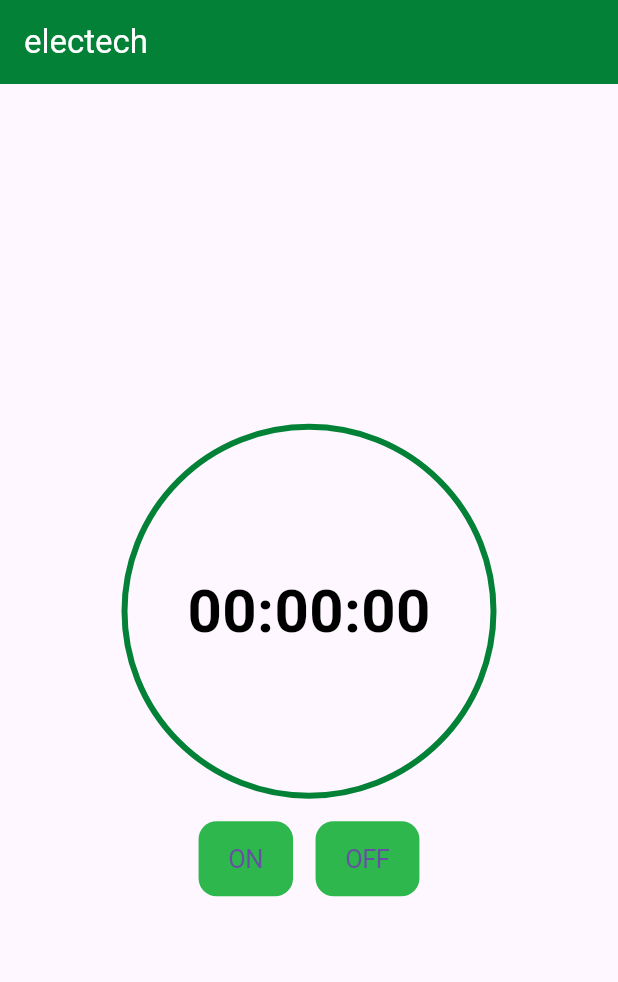
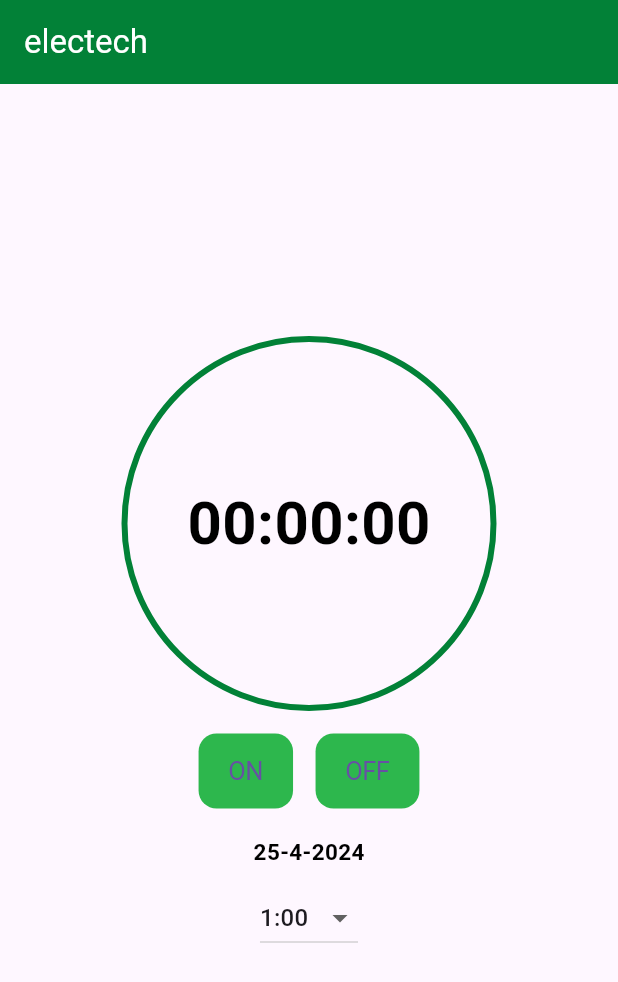
Before and after one commit to reyankhan0342/2024-GP-3, a Flutter app: the screen it shows after launch, on a phone screen of 412 x 824 dp. Shown: the top 982 px of the screen. Run offline on Flutter 3.47's test engine with Material 3 defaults, Android fonts, the phone set to English and light mode, and no system bars; our stand-ins replace cloud_firestore, firebase_core, firebase_messaging, flutter_local_notifications; accounts and stored records are empty.

Commit message:
"ui changig and add current date and hour list"

```diff
--- a/lib/main.dart
+++ b/lib/main.dart
@@ -1,3 +1,5 @@
+// ignore_for_file: unused_local_variable
+
 import 'package:cloud_firestore/cloud_firestore.dart';
 import 'package:electech/firebase_options.dart';
 import 'package:electech/splash_page.dart';
--- a/lib/splash_page.dart
+++ b/lib/splash_page.dart
@@ -1,4 +1,4 @@
-import 'package:electech/pages/HomePage.dart';
+import 'package:electech/ui/custom_widget/screens/HomePage.dart';
 import 'package:flutter/material.dart';
 
 class SplashScreen extends StatefulWidget {
--- a/lib/pages/HomePage.dart
+++ b/lib/ui/custom_widget/screens/HomePage.dart
@@ -1,4 +1,7 @@
+// ignore_for_file: prefer_const_constructors, unnecessary_string_interpolations, unnecessary_brace_in_string_interps, avoid_print, library_private_types_in_public_api
+
 import 'dart:async';
+import 'package:electech/core/services/notification_services.dart';
 import 'package:http/http.dart' as http;
 import 'package:cloud_firestore/cloud_firestore.dart';
 import 'package:firebase_messaging/firebase_messaging.dart';
@@ -118,8 +121,10 @@ class _HomePageState extends State<HomePage> {
     return "$hours:$minutes:$seconds";
   }
 
+  NotificationServces servces = NotificationServces();
   @override
   void initState() {
+    servces.requestNotificationPermission();
     super.initState();
     stopwatch = Stopwatch();
     t = Timer.periodic(const Duration(microseconds: 30), (timer) {
@@ -129,8 +134,14 @@ class _HomePageState extends State<HomePage> {
     });
   }
 
+  int selectedHour = 1; //
+  final List<int> hoursOfDay = List.generate(24, (index) => index + 1);
+
   @override
   Widget build(BuildContext context) {
+    DateTime now = DateTime.now();
+    String formattedDate = "${now.day}-${now.month}-${now.year}";
+
     return Scaffold(
       appBar: AppBar(
         title: const Text(
@@ -182,7 +193,8 @@ class _HomePageState extends State<HomePage> {
                     },
                     color: const Color.fromARGB(255, 45, 183, 77),
                     minSize: 50,
-                    padding: const EdgeInsets.symmetric(horizontal: 20, vertical: 10),
+                    padding: const EdgeInsets.symmetric(
+                        horizontal: 20, vertical: 10),
                     child: const Text("ON"),
                   ),
                   const SizedBox(width: 15),
@@ -196,11 +208,39 @@ class _HomePageState extends State<HomePage> {
                     },
                     color: const Color.fromARGB(255, 45, 183, 77),
                     minSize: 50,
-                    padding: const EdgeInsets.symmetric(horizontal: 20, vertical: 10),
+                    padding: const EdgeInsets.symmetric(
+                        horizontal: 20, vertical: 10),
                     child: const Text("OFF"),
                   ),
                 ],
               ),
+              SizedBox(
+                height: 18,
+              ),
+              Text(
+                '${formattedDate}',
+                style: TextStyle(
+                    fontSize: 15,
+                    color: Colors.black,
+                    fontWeight: FontWeight.w700),
+              ),
+              SizedBox(height: 10.0),
+              DropdownButton<int>(
+                value: selectedHour,
+                onChanged: (int? newValue) {
+                  // Update the selected hour when the user makes a selection
+                  selectedHour = newValue!;
+                  // Rebuild the UI to reflect the change
+                  setState(() {});
+                },
+                items: hoursOfDay.map((int hour) {
+                  return DropdownMenuItem<int>(
+                    value: hour,
+                    child: Text('$hour:00'),
+                  );
+                }).toList(),
+              ),
+              SizedBox(height: 20.0),
             ],
           ),
         ),
--- a/pubspec.yaml
+++ b/pubspec.yaml
@@ -42,7 +42,9 @@ dependencies:
   firebase_messaging:
   firebase_auth:
   firebase_core :
+  app_settings: ^5.1.1
   firebase_storage:
+
   flutter_local_notifications:
   intl: ^0.17.0
   html: 0.15.4
```
Also changed, not shown: lib/core/services/notification_services.dart (added, +25 -0 lines), lib/ui/custom_widget/contanor.dart (added), lib/ui/custom_widget/screens/home_screen/home_screen_provider.dart (added), pubspec.lock.
